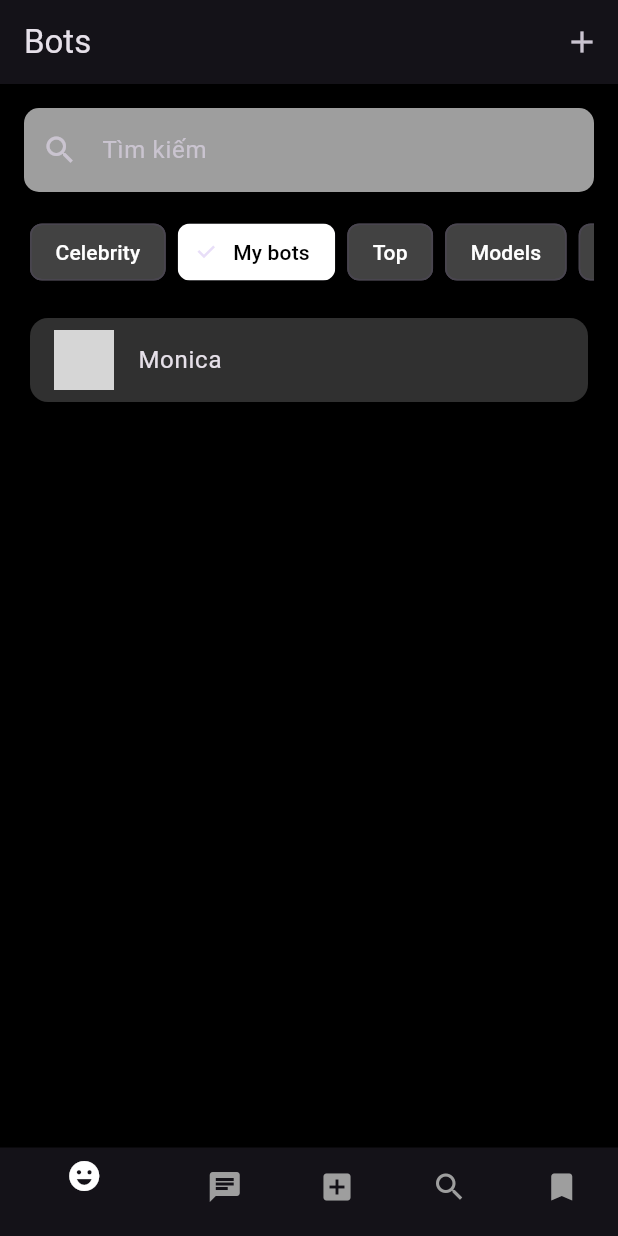
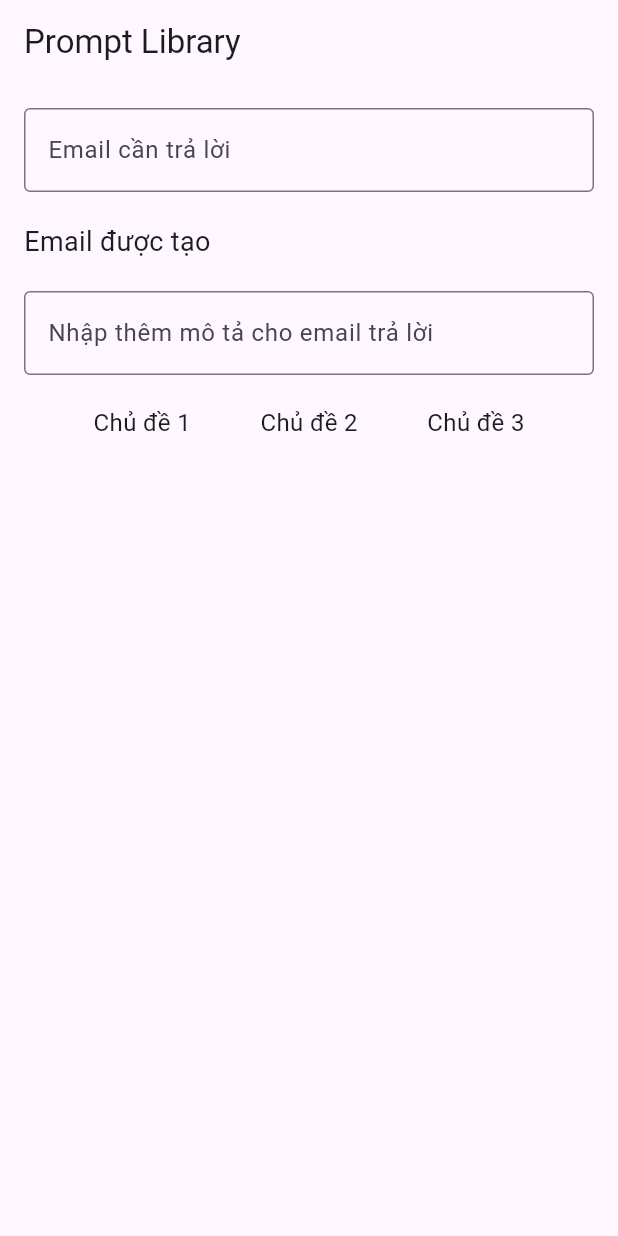
Before and after one commit to chaukietck25/Knowledge-based-BOT, a Flutter app: the screen it shows after launch, on a phone screen of 412 x 824 dp. Run offline on Flutter 3.47's test engine with Material 3 defaults, Android fonts, the phone set to English and light mode, and no system bars; grey boxes are pictures that could not be loaded.

Commit message:
add screen bot_management, charpdf_trans_createimg, promptlib

```diff
--- a/lib/main.dart
+++ b/lib/main.dart
@@ -1,5 +1,6 @@
+// main.dart
 import 'package:flutter/material.dart';
-import 'views/search_screen.dart';
+import 'views/prompt_library_screen.dart';
 
 void main() {
   runApp(const MyApp());
@@ -10,12 +11,8 @@ class MyApp extends StatelessWidget {
 
   @override
   Widget build(BuildContext context) {
-    return MaterialApp(
-      home: const SearchScreen(),
-      theme: ThemeData.dark().copyWith(
-        primaryColor: Colors.black,
-        scaffoldBackgroundColor: Colors.black,
-      ),
+    return const MaterialApp(
+      home: PromptLibraryScreen(),
     );
   }
 }
--- /dev/null
+++ b/lib/views/prompt_library_screen.dart
@@ -0,0 +1,61 @@
+// view/prompt_library_screen.dart
+import 'package:flutter/material.dart';
+
+class PromptLibraryScreen extends StatelessWidget {
+  const PromptLibraryScreen({super.key});
+
+  @override
+  Widget build(BuildContext context) {
+    return Scaffold(
+      appBar: AppBar(
+        title: const Text('Prompt Library'),
+      ),
+      body: const SafeArea(
+        child: Padding(
+          padding: EdgeInsets.all(16.0),
+          child: Column(
+            crossAxisAlignment: CrossAxisAlignment.start,
+            children: <Widget>[
+              TextField(
+                decoration: InputDecoration(
+                  labelText: 'Email cần trả lời',
+                  border: OutlineInputBorder(),
+                ),
+              ),
+              SizedBox(height: 20),
+              Text(
+                'Email được tạo',
+                style: TextStyle(fontSize: 18),
+              ),
+              SizedBox(height: 20),
+              TextField(
+                decoration: InputDecoration(
+                  labelText: 'Nhập thêm mô tả cho email trả lời',
+                  border: OutlineInputBorder(),
+                ),
+              ),
+              SizedBox(height: 20),
+              Row(
+                mainAxisAlignment: MainAxisAlignment.spaceEvenly,
+                children: <Widget>[
+                  Text(
+                    'Chủ đề 1',
+                    style: TextStyle(fontSize: 16),
+                  ),
+                  Text(
+                    'Chủ đề 2',
+                    style: TextStyle(fontSize: 16),
+                  ),
+                  Text(
+                    'Chủ đề 3',
+                    style: TextStyle(fontSize: 16),
+                  ),
+                ],
+              ),
+            ],
+          ),
+        ),
+      ),
+    );
+  }
+}
```
Also changed, not shown: lib/views/bot_management_screen.dart (added, +41 -0 lines), lib/views/chatpdf_trans_createimg_screen.dart (added, +53 -0 lines).
